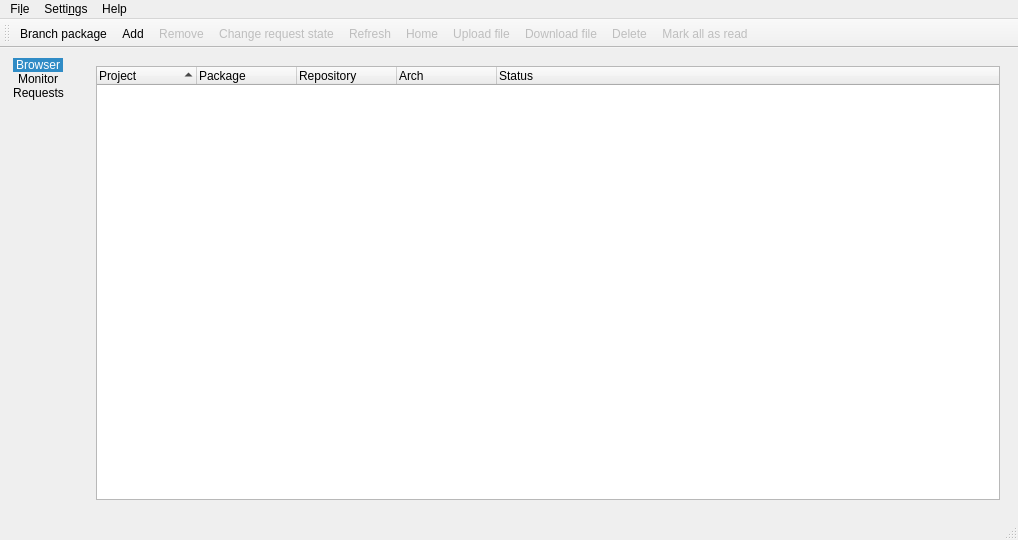
Before: the Qt Designer form src/gui/mainwindow.ui in javierllorente/qactus, drawn with Qt 5.
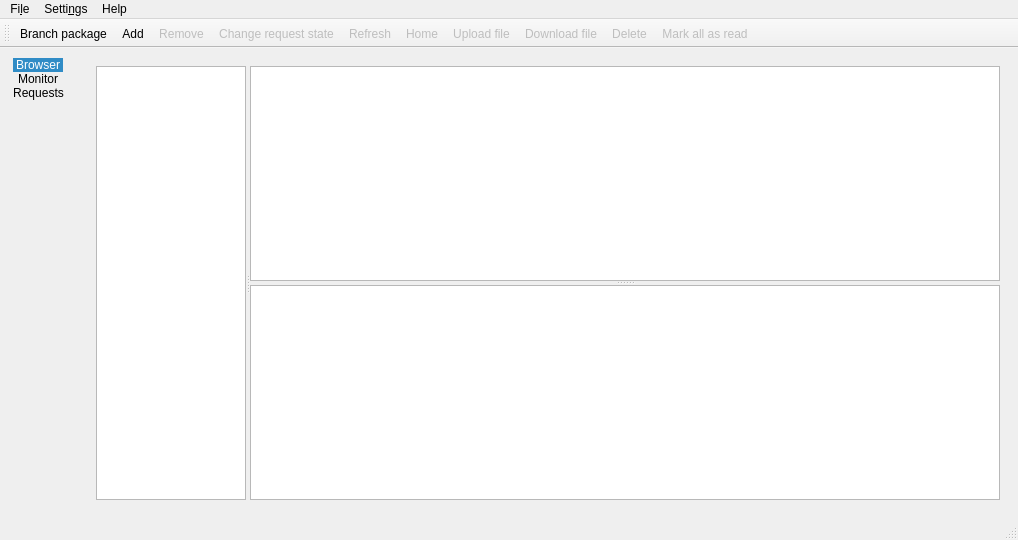
After: the same form once the commit is applied. Icons and pictures are not drawn. Custom widgets are drawn as their Qt base class.

Commit message: Refactoring: new class Monitor

The edit to the form file:
```diff
--- a/src/gui/mainwindow.ui
+++ b/src/gui/mainwindow.ui
@@ -106,63 +106,6 @@
         <height>0</height>
        </size>
       </property>
-      <widget class="QWidget" name="monitorPage">
-       <layout class="QGridLayout" name="gridLayout_tabMonitor">
-        <item row="0" column="0">
-         <widget class="MonitorTreeWidget" name="treeMonitor">
-          <property name="sizePolicy">
-           <sizepolicy hsizetype="Preferred" vsizetype="Preferred">
-            <horstretch>0</horstretch>
-            <verstretch>0</verstretch>
-           </sizepolicy>
-          </property>
-          <property name="frameShadow">
-           <enum>QFrame::Sunken</enum>
-          </property>
-          <property name="alternatingRowColors">
-           <bool>true</bool>
-          </property>
-          <property name="selectionMode">
-           <enum>QAbstractItemView::ExtendedSelection</enum>
-          </property>
-          <property name="selectionBehavior">
-           <enum>QAbstractItemView::SelectRows</enum>
-          </property>
-          <property name="rootIsDecorated">
-           <bool>false</bool>
-          </property>
-          <property name="sortingEnabled">
-           <bool>true</bool>
-          </property>
-          <column>
-           <property name="text">
-            <string>Project</string>
-           </property>
-          </column>
-          <column>
-           <property name="text">
-            <string>Package</string>
-           </property>
-          </column>
-          <column>
-           <property name="text">
-            <string>Repository</string>
-           </property>
-          </column>
-          <column>
-           <property name="text">
-            <string>Arch</string>
-           </property>
-          </column>
-          <column>
-           <property name="text">
-            <string>Status</string>
-           </property>
-          </column>
-         </widget>
-        </item>
-       </layout>
-      </widget>
       <widget class="QWidget" name="requestsPage">
        <layout class="QVBoxLayout" name="verticalLayout_3">
         <item>
@@ -533,11 +476,6 @@
   </action>
  </widget>
  <customwidgets>
-  <customwidget>
-   <class>MonitorTreeWidget</class>
-   <extends>QTreeWidget</extends>
-   <header>monitortreewidget.h</header>
-  </customwidget>
   <customwidget>
    <class>RequestBoxTreeWidget</class>
    <extends>QTreeWidget</extends>
```
The commit also changes 11 other files.
